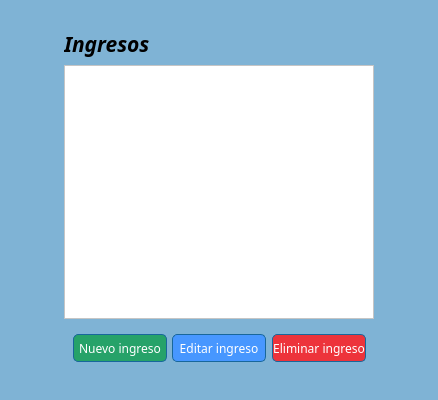
Old version of the form movingreso.ui in the repository JuanFraDev/ProyectoFinal_POO.
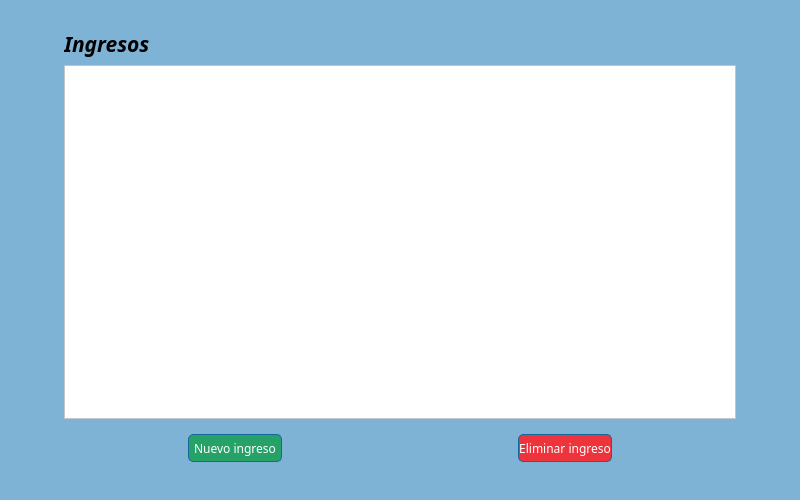
New version of the form.

Diff of the .ui file:
```diff
--- a/movingreso.ui
+++ b/movingreso.ui
@@ -6,20 +6,20 @@
    <rect>
     <x>0</x>
     <y>0</y>
-    <width>438</width>
-    <height>400</height>
+    <width>800</width>
+    <height>500</height>
    </rect>
   </property>
   <property name="minimumSize">
    <size>
-    <width>432</width>
-    <height>400</height>
+    <width>800</width>
+    <height>500</height>
    </size>
   </property>
   <property name="maximumSize">
    <size>
-    <width>438</width>
-    <height>400</height>
+    <width>800</width>
+    <height>500</height>
    </size>
   </property>
   <property name="windowTitle">
@@ -67,7 +67,7 @@
           </widget>
          </item>
          <item>
-          <widget class="QTableView" name="movIngresos">
+          <widget class="QTableWidget" name="movIngresos">
            <property name="styleSheet">
             <string notr="true">background-color: rgb(255, 255, 255);</string>
            </property>
@@ -128,32 +128,6 @@
               </property>
              </spacer>
             </item>
-            <item>
-             <widget class="QPushButton" name="editar_ingre">
-              <property name="minimumSize">
-               <size>
-                <width>94</width>
-                <height>28</height>
-               </size>
-              </property>
-              <property name="font">
-               <font>
-                <family>Lucida Bright</family>
-                <italic>false</italic>
-               </font>
-              </property>
-              <property name="styleSheet">
-               <string notr="true">border: 1px solid rgb(24, 103, 155);
-border-radius: 5px;
-background-color: rgb(71, 151, 255);
-color: white;
-</string>
-              </property>
-              <property name="text">
-               <string>Editar ingreso</string>
-              </property>
-             </widget>
-            </item>
             <item>
              <spacer name="horizontalSpacer_11">
               <property name="orientation">
```
